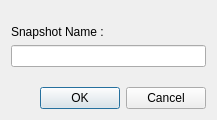
Before: the Qt Designer form resources/ui/snapshot_name.ui in Houston4444/RaySession, drawn with Qt 5.
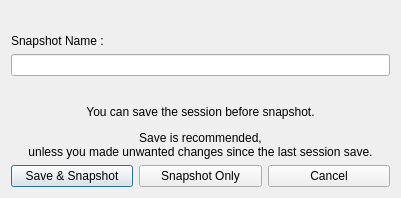
After: the same form once the commit is applied. Icons and pictures are not drawn.

Commit message: add possibility to save before snapshots in Snapshot Manager, doesn't works now, only GUI

Patch:
```diff
--- a/resources/ui/snapshot_name.ui
+++ b/resources/ui/snapshot_name.ui
@@ -6,8 +6,8 @@
    <rect>
     <x>0</x>
     <y>0</y>
-    <width>217</width>
-    <height>120</height>
+    <width>401</width>
+    <height>198</height>
    </rect>
   </property>
   <property name="windowTitle">
@@ -51,15 +51,52 @@
     </spacer>
    </item>
    <item>
-    <widget class="QDialogButtonBox" name="buttonBox">
-     <property name="orientation">
-      <enum>Qt::Horizontal</enum>
+    <widget class="QLabel" name="labelExecutable">
+     <property name="text">
+      <string>&lt;html&gt;&lt;head/&gt;&lt;body&gt;&lt;p&gt;You can save the session before snapshot.&lt;/p&gt;&lt;p&gt;Save is recommended,&lt;br/&gt;unless you made unwanted changes since the last session save.&lt;/p&gt;&lt;/body&gt;&lt;/html&gt;</string>
      </property>
-     <property name="standardButtons">
-      <set>QDialogButtonBox::Cancel|QDialogButtonBox::Ok</set>
+     <property name="alignment">
+      <set>Qt::AlignCenter</set>
      </property>
     </widget>
    </item>
+   <item>
+    <layout class="QHBoxLayout" name="horizontalLayout_2">
+     <item>
+      <widget class="QPushButton" name="pushButtonSave">
+       <property name="text">
+        <string>Save &amp;&amp; Snapshot</string>
+       </property>
+       <property name="icon">
+        <iconset theme="document-save">
+         <normaloff>.</normaloff>.</iconset>
+       </property>
+      </widget>
+     </item>
+     <item>
+      <widget class="QPushButton" name="pushButtonSnapshot">
+       <property name="text">
+        <string>Snapshot Only</string>
+       </property>
+       <property name="icon">
+        <iconset theme="deep-history">
+         <normaloff>.</normaloff>.</iconset>
+       </property>
+      </widget>
+     </item>
+     <item>
+      <widget class="QPushButton" name="pushButtonCancel">
+       <property name="text">
+        <string>Cancel</string>
+       </property>
+       <property name="icon">
+        <iconset theme="dialog-cancel">
+         <normaloff>.</normaloff>.</iconset>
+       </property>
+      </widget>
+     </item>
+    </layout>
+   </item>
   </layout>
  </widget>
  <resources/>
```
Left out of the diff: 28 changed lines with no effect on the pictures. The commit also changes 2 other files.
